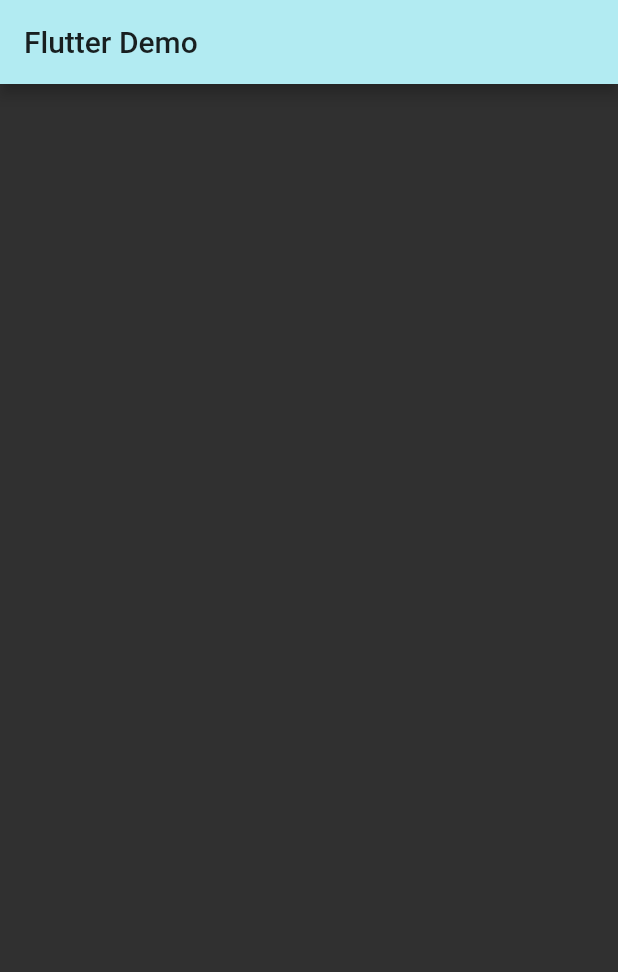
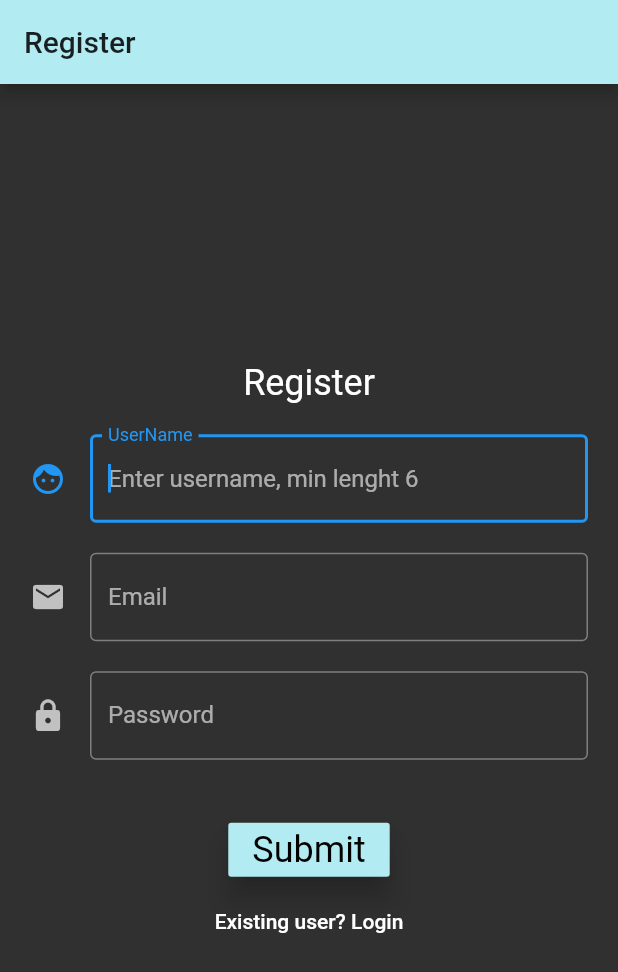
Before and after one commit to Paqura/Flutter-ecommerce, a Flutter app: the screen it shows after launch, on a phone screen of 412 x 824 dp. Shown: the top 972 px of the screen. Run offline on Flutter 3.47's test engine with Material 2 defaults, Android fonts, the phone set to English and light mode, and no system bars.

Commit message:
add register page view

```diff
--- a/lib/main.dart
+++ b/lib/main.dart
@@ -1,4 +1,5 @@
 import 'package:flutter/material.dart';
+import 'package:flutter_test_eco/pages/register_page.dart';
 
 void main() => runApp(MyApp());
 
@@ -6,33 +7,17 @@ class MyApp extends StatelessWidget {
   @override
   Widget build(BuildContext context) {
     return MaterialApp(
-      title: 'Flutter Demo',
+      title: 'Flutter E-commerce',
       theme: ThemeData(
         brightness: Brightness.dark,
         primaryColor: Colors.cyan[100],
         accentColor: Colors.deepOrange[200],
+        textTheme: TextTheme(
+          headline: TextStyle(fontSize: 36.0),
+          body1: TextStyle(fontSize: 24.0),
+        ),
       ),
-      home: MyHomePage(title: 'Flutter Demo'),
+      home: RegisterPage(),
     );
   }
 }
-
-class MyHomePage extends StatefulWidget {
-  MyHomePage({Key key, this.title}) : super(key: key);
-
-  final String title;
-
-  @override
-  _MyHomePageState createState() => _MyHomePageState();
-}
-
-class _MyHomePageState extends State<MyHomePage> {
-  @override
-  Widget build(BuildContext context) {
-    return Scaffold(
-      appBar: AppBar(
-        title: Text(widget.title),
-      ),
-    );
-  }
-}
--- /dev/null
+++ b/lib/pages/register_page.dart
@@ -0,0 +1,87 @@
+import 'package:flutter/material.dart';
+
+class RegisterPage extends StatefulWidget {
+  @override
+  RegisterPageState createState() => RegisterPageState();
+}
+
+class RegisterPageState extends State<RegisterPage> {
+  @override
+  Widget build(BuildContext context) {
+    return Scaffold(
+      appBar: AppBar(
+        title: Text('Register'),
+      ),
+      body: Container(
+        padding: EdgeInsets.symmetric(horizontal: 20.0),
+        child: Center(
+          child: SingleChildScrollView(
+            child: Form(
+              child: Column(
+                children: [
+                  Text('Register', style: Theme.of(context).textTheme.body1),
+                  Padding(
+                    padding: EdgeInsets.only(top: 20.0),
+                    child: TextFormField(
+                      autofocus: true,
+                      decoration: InputDecoration(
+                        border: OutlineInputBorder(),
+                        labelText: 'UserName',
+                        hintText: 'Enter username, min lenght 6',
+                        icon: Icon(Icons.face),
+                      ),
+                    ),
+                  ),
+
+                  Padding(
+                    padding: EdgeInsets.only(top: 20.0),
+                    child: TextFormField(
+                      decoration: InputDecoration(
+                        border: OutlineInputBorder(),
+                        labelText: 'Email',
+                        hintText: 'Enter email',
+                        icon: Icon(Icons.email),
+                      ),
+                    ),
+                  ),
+
+                  Padding(
+                    padding: EdgeInsets.only(top: 20.0),
+                    child: TextFormField(
+                      decoration: InputDecoration(
+                        border: OutlineInputBorder(),
+                        labelText: 'Password',
+                        hintText: 'Enter password',
+                        icon: Icon(Icons.lock),
+                      ),
+                    ),
+                  ),
+
+                  Padding(
+                    padding: EdgeInsets.only(top: 36.0),
+                    child: Column(children: [
+                      RaisedButton(
+                        child: Text(
+                          'Submit',
+                          style: Theme.of(context).textTheme.body1.copyWith(color: Colors.black)
+                        ),
+                        elevation: 8.0,
+                        shape: RoundedRectangleBorder(borderRadius: BorderRadius.all(Radius.circular(2.0))),
+                        color: Theme.of(context).primaryColor,
+                        onPressed: () => print('submitted'),
+                      ),
+                      FlatButton(
+                        child: Text('Existing user? Login'),
+                        onPressed: () => print('login'),
+                      ),
+                    ])
+                  ),
+                ],
+              ),
+            ),
+          ),
+        ),
+      ),
+    );
+  }
+}
```
